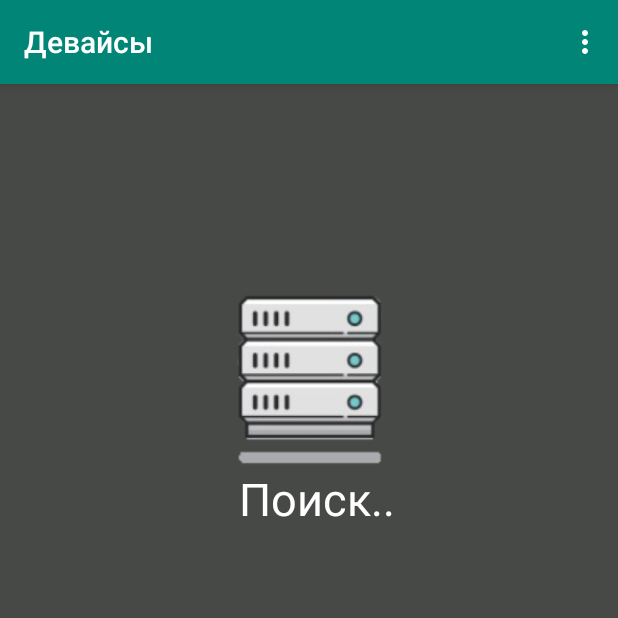
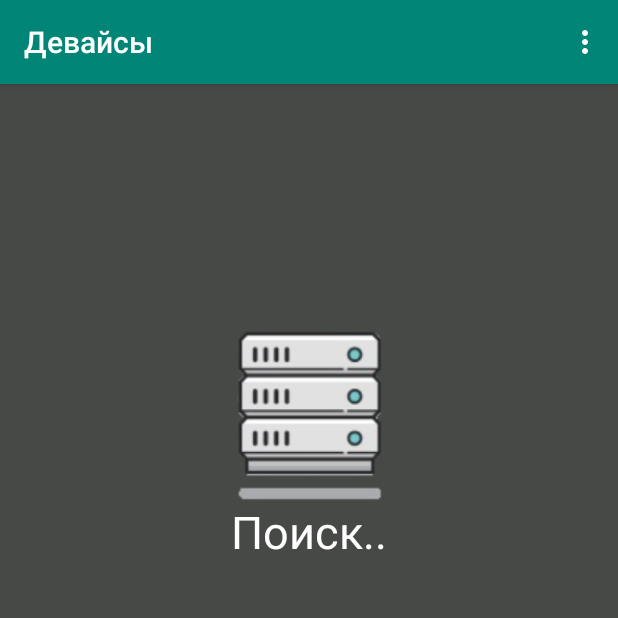
Before and after one commit to RustamVag/Devices-android, an Android app: the ClientActivity screen opened directly, with no data from a screen before it, on a phone screen of 412 x 824 dp, the top half of it. Run offline under Robolectric (Android 15) with nearby library versions, the phone set to English and light mode, and no system bars.

Commit message:
Меняется картинка Лого

```diff
--- a/app/build.gradle
+++ b/app/build.gradle
@@ -31,4 +31,5 @@ dependencies {
     androidTestImplementation 'com.android.support.test.espresso:espresso-core:3.0.2'
     implementation "org.jetbrains.kotlin:kotlin-stdlib-jdk7:$kotlin_version"
     implementation 'com.github.skydoves:colorpickerpreference:1.0.2' // Выбор цвета виджет
+    //implementation "com.github.skydoves:colorpickerview:2.1.5" // Выбор цвета с уровнями яркости
 }
--- a/app/src/main/java/com/dom/rustam/devices_java/ClientActivity.java
+++ b/app/src/main/java/com/dom/rustam/devices_java/ClientActivity.java
@@ -28,6 +28,7 @@ import android.view.MenuInflater;
 import android.view.MenuItem;
 import android.view.View;
 import android.widget.EditText;
+import android.widget.ImageView;
 import android.widget.TextView;
 import android.widget.Toast;
 
@@ -38,6 +39,7 @@ import java.util.Date;
 public class ClientActivity extends AppCompatActivity {
 
     TextView logoText;
+    ImageView logoIcon;
     ServiceConnection sConn;
     NetworkService service;
     NetworkServiceHelper networkServiceHelper;
@@ -55,6 +57,7 @@ public class ClientActivity extends AppCompatActivity {
         context = this;
 
         logoText = findViewById(R.id.logoText);
+        logoIcon = findViewById(R.id.modeLogo);
 
         // Создаем приемник сообщений
         br = new BroadcastReceiver() {
@@ -107,6 +110,12 @@ public class ClientActivity extends AppCompatActivity {
         }
         if (resultCode == Constants.STATUS_LOGO) { // Обновляем лого
             String result = data.getStringExtra(Constants.PARAM_RESULT);
+            if (result.contains(Constants.LOGO_SERVER)) {
+                logoIcon.setImageDrawable(getResources().getDrawable(R.drawable.server));
+            }
+            if (result.contains(Constants.LOGO_CLIENT)) {
+                logoIcon.setImageDrawable(getResources().getDrawable(R.drawable.client2));
+            }
             logoText.setText(result);
         }
         if (resultCode == Constants.STATUS_MESSAGE) { // отправка сообщений отключена в коде сервиса
--- a/app/src/main/java/com/dom/rustam/devices_java/Constants.java
+++ b/app/src/main/java/com/dom/rustam/devices_java/Constants.java
@@ -45,4 +45,7 @@ public class Constants {
     public static String PATH_DOWNLOADS = "/Devices-downloads/";
     public static String DEFAULT_FILE_NAME = "devices-file.txt";
     public static String FILE_NAME_SEPARATOR = "|";
+
+    public static String LOGO_SERVER = "Сервер";
+    public static String LOGO_CLIENT = "Клиент";
 }
--- a/app/src/main/java/com/dom/rustam/devices_java/NsdHelper.java
+++ b/app/src/main/java/com/dom/rustam/devices_java/NsdHelper.java
@@ -131,7 +131,7 @@ public class NsdHelper {
                 service.address = address;
 
                 Toast.makeText(mContext, "Подключено к " + serviceInfo.getHost().toString().substring(1), Toast.LENGTH_SHORT).show();
-                uiMessage = "Клиент";
+                uiMessage = Constants.LOGO_CLIENT;
                 // Если устройство с  режима сервера переходит на клиент
                 if (service.status == NetworkService.STATUS_SERVER) {
                     service.onChangeConnectionMode();
@@ -158,7 +158,7 @@ public class NsdHelper {
                 }
                 else {
                     Toast.makeText(mContext, "Сервис " + nsdServiceInfo.getServiceName() + " запущен", Toast.LENGTH_SHORT).show();
-                    uiMessage = "Сервер";
+                    uiMessage = Constants.LOGO_SERVER;
                     service.updateLogo(uiMessage);
                     service.startServer();
                     connectToSelf(); // Подключаемся к самому себе
--- a/app/src/main/java/com/dom/rustam/devices_java/SettingsActivity.kt
+++ b/app/src/main/java/com/dom/rustam/devices_java/SettingsActivity.kt
@@ -17,7 +17,7 @@ class SettingsActivity : AppCompatActivity() {
 
     lateinit var settings:Settings // Класс для работы с настройками
     lateinit var pref:SharedPreferences
-    lateinit var colorPicker:ColorPickerView
+    lateinit var colorPicker: ColorPickerView
 
     override fun onCreate(savedInstanceState: Bundle?) {
         super.onCreate(savedInstanceState)
@@ -31,7 +31,7 @@ class SettingsActivity : AppCompatActivity() {
         colorPicker.preferenceName = "ColorPickerView"
 
         // Выбор цвета
-        colorPickerView.setColorListener(object:ColorListener {
+        colorPicker.setColorListener(object:ColorListener {
             override fun onColorSelected(colorEnvelope: ColorEnvelope) {
                 settings.color = colorEnvelope.color
                 colorTextView.setTextColor(settings.color)
--- a/app/src/main/res/layout/activity_client.xml
+++ b/app/src/main/res/layout/activity_client.xml
@@ -11,25 +11,25 @@
         android:id="@+id/logoText"
         android:layout_width="wrap_content"
         android:layout_height="wrap_content"
-        android:layout_marginStart="5dp"
-        android:layout_marginTop="256dp"
+        android:layout_marginTop="278dp"
         android:onClick="onClickLogo"
         android:text="Поиск.."
         android:textColor="@color/colorWhite"
         android:textSize="30dp"
-        app:layout_constraintStart_toStartOf="@+id/modeLogo"
+        app:layout_constraintEnd_toEndOf="parent"
+        app:layout_constraintStart_toStartOf="parent"
         app:layout_constraintTop_toTopOf="parent"
         tools:layout_conversion_wrapHeight="108"
         tools:layout_conversion_wrapWidth="274" />
 
     <ImageView
         android:id="@+id/modeLogo"
-        android:layout_width="104dp"
+        android:layout_width="0dp"
         android:layout_height="132dp"
-        android:layout_marginBottom="32dp"
+        android:layout_marginBottom="30dp"
         app:layout_constraintBottom_toBottomOf="@+id/logoText"
-        app:layout_constraintEnd_toEndOf="parent"
-        app:layout_constraintStart_toStartOf="parent"
+        app:layout_constraintEnd_toEndOf="@+id/logoText"
+        app:layout_constraintStart_toStartOf="@+id/logoText"
         app:srcCompat="@drawable/server"
         tools:layout_conversion_wrapHeight="291"
         tools:layout_conversion_wrapWidth="260" />
```
Also changed, not shown: app/src/main/java/com/dom/rustam/devices_java/NetworkService.java (+50 -4 lines), app/src/main/java/com/dom/rustam/devices_java/OnlineActivity.java (+8 -3 lines), app/src/main/res/drawable/client2.png (added).
